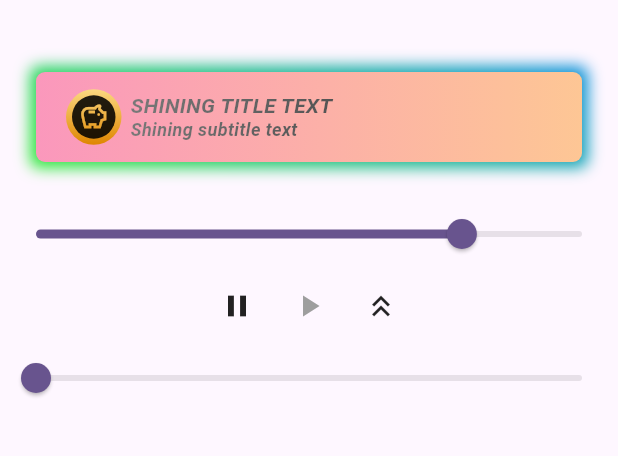
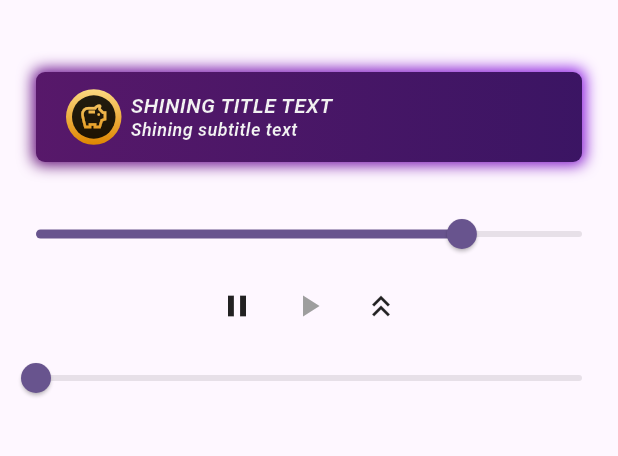
Before and after one commit to Code-Cats-Mel/fancy_button, a Flutter app: the screen it shows after launch, on a phone screen of 412 x 824 dp, the part 84-540 px from its top. Run offline on Flutter 3.47's test engine with Material 3 defaults, Android fonts, the phone set to English and light mode, and no system bars.

Commit message:
Add theme and two building themes

```diff
--- a/example/lib/main.dart
+++ b/example/lib/main.dart
@@ -1,5 +1,7 @@
+import 'package:example/theme.dart';
 import 'package:fancy_button/fancy_button.dart';
 import 'package:fancy_button/fancy_icon.dart';
+import 'package:fancy_button/fancy_theme.dart';
 import 'package:flutter/material.dart';
 
 void main() {
@@ -194,15 +196,38 @@ class MyButton extends StatelessWidget {
               ..rotateX(-transformY),
             alignment: FractionalOffset.center,
             child: FancyButton(
-              'SHINING TITLE TEXT',
+              const Text(
+                'SHINING TITLE TEXT',
+                style: TextStyle(
+                  fontStyle: FontStyle.italic,
+                  fontSize: 14,
+                  fontWeight: FontWeight.bold,
+                  height: 1.2,
+                ),
+              ),
+              FancyButtonTheme.elite,
+              subtitle: const Text(
+                'Shining subtitle text',
+                style: TextStyle(
+                  fontStyle: FontStyle.italic,
+                  fontSize: 12,
+                  fontWeight: FontWeight.bold,
+                  height: 1.2,
+                ),
+              ),
               icon: SizedBox(
                 width: 37,
                 height: 37,
                 child: FancyIcon(
+                  const Icon(
+                    Icons.savings_outlined,
+                    color: Colors.white,
+                    size: 20,
+                  ),
+                  iconGradient,
                   progress: autoPlay ? null : progress,
                 ),
               ),
-              subtitleText: 'Shining subtitle text',
               onTap: onTap,
               progress: autoPlay ? null : progress,
               progressCallback: progressCallback,
--- /dev/null
+++ b/example/lib/theme.dart
@@ -0,0 +1,10 @@
+import 'package:flutter/material.dart';
+
+const iconGradient = LinearGradient(
+  begin: Alignment.topCenter,
+  end: Alignment.bottomCenter,
+  colors: [
+    Color(0xFFFCD981),
+    Color(0xFFDF8600),
+  ],
+);
--- a/example/pubspec.yaml
+++ b/example/pubspec.yaml
@@ -5,7 +5,7 @@ publish_to: 'none' # Remove this line if you wish to publish to pub.dev
 version: 1.0.0+1
 
 environment:
-  sdk: '>=3.3.3 <4.0.0'
+  sdk: '>=3.0.0 <4.0.0'
 
 dependencies:
   flutter:
--- a/lib/fancy_button.dart
+++ b/lib/fancy_button.dart
@@ -5,12 +5,13 @@ import 'package:flutter/cupertino.dart';
 import 'package:flutter/material.dart';
 import 'package:flutter/widgets.dart';
 
+import 'fancy_theme.dart';
 import 'line_gradient_text.dart';
 
 class FancyButton extends StatefulWidget {
   final VoidCallback? onTap;
-  final String titleText;
-  final String? subtitleText;
+  final Widget title;
+  final Widget? subtitle;
   final Widget? icon;
   final double? progress;
   final void Function(double progress)? progressCallback;
@@ -18,11 +19,14 @@ class FancyButton extends StatefulWidget {
 
   final BorderRadius borderRadius;
 
+  final FancyButtonTheme theme;
+
   const FancyButton(
-    this.titleText, {
+    this.title,
+    this.theme, {
     super.key,
     this.onTap,
-    this.subtitleText,
+    this.subtitle,
     this.icon,
     this.borderRadius = const BorderRadius.all(Radius.circular(6)),
     this.progress,
@@ -34,14 +38,16 @@ class FancyButton extends StatefulWidget {
   State<FancyButton> createState() => _FancyButtonState();
 }
 
-class _FancyButtonState extends State<FancyButton> with TickerProviderStateMixin {
+class _FancyButtonState extends State<FancyButton>
+    with TickerProviderStateMixin {
   late AnimationController _animationController =
       AnimationController(duration: const Duration(seconds: 10), vsync: this);
 
   @override
   void initState() {
     super.initState();
-    _animationController = AnimationController(duration: const Duration(seconds: 10), vsync: this);
+    _animationController =
+        AnimationController(duration: const Duration(seconds: 10), vsync: this);
 
     _checkProgress();
   }
@@ -89,54 +95,42 @@ class _FancyButtonState extends State<FancyButton> with TickerProviderStateMixin
             visible: widget.debugOptions.$1,
             child: LinearGradientView(
               borderRadius: widget.borderRadius,
-              blurRadius: 8,
-              spreadRadius: 4,
-              gradientRotation: progress * 3.14 * 6,
-              gradientStops: {
-                0.0: const Color(0xFF007BFF),
-                1.0: const Color(0xFF39FF14),
-              },
+              blurRadius: widget.theme.borderRadius,
+              spreadRadius: widget.theme.spreadRadius,
+              gradientRotation: progress *
+                  6.28 *
+                  widget.theme.backgroundShadowRotationSpeedFactor,
+              gradient: widget.theme.backgroundShadowGradient,
             ),
           ),
           if (widget.debugOptions.$2)
             LinearGradientView(
               borderRadius: widget.borderRadius,
-              gradientScaleX: 14,
-              gradientOffsetX: progress * (1.0 - 1 / 14.0),
-              gradientStops: {
-                0.0 / 6.0: const Color(0xFFFFB404),
-                1.0 / 6.0: const Color(0xFFFFDF80),
-                2.0 / 6.0: const Color(0xFFFF7E7F),
-                3.0 / 6.0: const Color(0xFFC728FF),
-                4.0 / 6.0: const Color(0xFFF872DC),
-                5.0 / 6.0: const Color(0xFFFFDF80),
-                6.0 / 6.0: const Color(0xFFFFB508),
-              },
+              gradientScaleX: widget.theme.gradientScaleX,
+              gradientOffsetX:
+                  progress * (1.0 - 1 / widget.theme.gradientScaleX),
+              gradient: widget.theme.backgroundGradient,
             ),
           Padding(
             padding: const EdgeInsets.symmetric(horizontal: 20),
             child: Row(
               children: [
                 if (widget.icon != null) ...[
-                  Opacity(opacity: widget.debugOptions.$3 ? 1 : 0.0, child: widget.icon!),
+                  Opacity(
+                      opacity: widget.debugOptions.$3 ? 1 : 0.0,
+                      child: widget.icon!),
                   const SizedBox(width: 6),
                 ],
                 Expanded(
                   child: Opacity(
                     opacity: widget.debugOptions.$4 ? 1 : 0.0,
                     child: LinearGradientText(
-                      widget.titleText,
-                      subtitleText: widget.subtitleText,
-                      gradientStops: {
-                        0.0 / 5.0: const Color(0xFF272727),
-                        1.0 / 5.0: const Color(0xFF272727),
-                        2.0 / 5.0: const Color(0xFFFFFFFF),
-                        3.0 / 5.0: const Color(0xFFFFFFFF),
-                        4.0 / 5.0: const Color(0xFF272727),
-                        5.0 / 5.0: const Color(0xFF272727),
-                      },
-                      gradientScaleX: 14.0,
-                      gradientOffsetX: progress * (1.0 - 1 / 14.0),
+                      widget.title,
+                      subtitle: widget.subtitle,
+                      gradient: widget.theme.textGradient,
+                      gradientScaleX: widget.theme.gradientScaleX,
+                      gradientOffsetX:
+                          progress * (1.0 - 1 / widget.theme.gradientScaleX),
                     ),
                   ),
                 ),
--- a/lib/fancy_icon.dart
+++ b/lib/fancy_icon.dart
@@ -4,8 +4,10 @@ import 'package:flutter/material.dart';
 
 class FancyIcon extends StatefulWidget {
   final double? progress;
+  final Gradient gradient;
+  final Widget icon;
 
-  const FancyIcon({super.key, this.progress});
+  const FancyIcon(this.icon, this.gradient, {super.key, this.progress});
 
   @override
   State<FancyIcon> createState() => _FancyIconState();
@@ -18,7 +20,8 @@ class _FancyIconState extends State<FancyIcon> with TickerProviderStateMixin {
   void initState() {
     super.initState();
 
-    _animationController = AnimationController(duration: const Duration(seconds: 10), vsync: this);
+    _animationController =
+        AnimationController(duration: const Duration(seconds: 10), vsync: this);
 
     _checkProgress();
   }
@@ -46,14 +49,6 @@ class _FancyIconState extends State<FancyIcon> with TickerProviderStateMixin {
 
   @override
   Widget build(BuildContext context) {
-    const gradient = LinearGradient(
-      begin: Alignment.topCenter,
-      end: Alignment.bottomCenter,
-      colors: [
-        Color(0xFFFCD981),
-        Color(0xFFDF8600),
-      ],
-    );
     return Stack(
       clipBehavior: Clip.antiAlias,
       alignment: Alignment.center,
@@ -63,13 +58,14 @@ class _FancyIconState extends State<FancyIcon> with TickerProviderStateMixin {
             animation: _animationController,
             builder: (context, _) {
               return Shine(
-                slidePercent: (_animationController.value < 0.1 || _animationController.value > 0.9)
+                slidePercent: (_animationController.value < 0.1 ||
+                        _animationController.value > 0.9)
                     ? (_animationController.value * 10) % 1.0
                     : 0,
                 child: Container(
-                  decoration: const BoxDecoration(
+                  decoration: BoxDecoration(
                     shape: BoxShape.circle,
-                    gradient: gradient,
+                    gradient: widget.gradient,
                   ),
                 ),
               );
@@ -86,13 +82,9 @@ class _FancyIconState extends State<FancyIcon> with TickerProviderStateMixin {
           ),
         if (true)
           ShaderMask(
-            shaderCallback: (rect) => gradient.createShader(rect),
+            shaderCallback: (rect) => widget.gradient.createShader(rect),
             blendMode: BlendMode.srcATop,
-            child: const Icon(
-              Icons.savings_outlined,
-              color: Colors.white,
-              size: 20,
-            ),
+            child: widget.icon,
           ),
       ],
     );
@@ -110,7 +102,8 @@ class Shine extends StatefulWidget {
 }
 
 class _ShineState extends State<Shine> {
-  bool get isSized => (context.findRenderObject() as RenderBox?)?.hasSize ?? false;
+  bool get isSized =>
+      (context.findRenderObject() as RenderBox?)?.hasSize ?? false;
 
   Size get size => (context.findRenderObject() as RenderBox).size;
 
--- /dev/null
+++ b/lib/fancy_theme.dart
@@ -0,0 +1,94 @@
+library fancy_button;
+
+import 'package:flutter/cupertino.dart';
+import 'package:flutter/material.dart';
+import 'package:flutter/widgets.dart';
+
+class FancyButtonTheme {
+  final double borderRadius;
+  final double spreadRadius;
+  final double gradientScaleX;
+  final Gradient backgroundShadowGradient;
+  final double backgroundShadowRotationSpeedFactor;
+  final Gradient backgroundGradient;
+  final Gradient textGradient;
+
+  const FancyButtonTheme({
+    this.borderRadius = 8.0,
+    this.spreadRadius = 2.0,
+    required this.gradientScaleX,
+    required this.backgroundShadowGradient,
+    this.backgroundShadowRotationSpeedFactor = 1.0,
+    required this.backgroundGradient,
+    required this.textGradient,
+  });
+
+  static const FancyButtonTheme standard = FancyButtonTheme(
+    borderRadius: 8,
+    spreadRadius: 2,
+    gradientScaleX: 14,
+    backgroundShadowGradient: LinearGradient(
+      colors: [
+        Color(0xFFFF3D00),
+        Color(0xFFFF00F5),
+      ],
+    ),
+    backgroundShadowRotationSpeedFactor: 3.0,
+    backgroundGradient: LinearGradient(
+      colors: [
+        Color(0xFFFFB404),
+        Color(0xFFFFDF80),
+        Color(0xFFFF7E7F),
+        Color(0xFFC728FF),
+        Color(0xFFF872DC),
+        Color(0xFFFFDF80),
+        Color(0xFFFFB508),
+      ],
+    ),
+    textGradient: LinearGradient(
+      colors: [
+        Color(0xFF272727),
+        Color(0xFF272727),
+        Color(0xFFFFFFFF),
+        Color(0xFFFFFFFF),
+        Color(0xFF272727),
+        Color(0xFF272727),
+      ],
+    ),
+  );
+
+  static const FancyButtonTheme elite = FancyButtonTheme(
+    borderRadius: 8,
+    spreadRadius: 2,
+    gradientScaleX: 14,
+    backgroundShadowGradient: LinearGradient(
+      colors: [
+        Color(0xFF9013FE),
+        Color(0xFF4F0051),
+      ],
+    ),
+    backgroundShadowRotationSpeedFactor: 3.0,
+    backgroundGradient: LinearGradient(
+      colors: [
+        Color(0xFF461455),
+        Color(0xFF9C245E),
+        Color(0xFF6D1772),
+        Color(0xFF8C1280),
+        Color(0xFF6E1B6F),
+        Color(0xFF2C1360),
+        Color(0xFF1D091C),
+      ],
+    ),
+    textGradient: LinearGradient(
+      colors: [
+        Color(0xFFEBEBEB),
+        Color(0xFFE4E4E4),
+        Color(0xFFBBBBBB),
+        Color(0xFFFFFFFF),
+        Color(0xFFF5F5F5),
+        Color(0xFFECECEC),
+        Color(0xFFD2D2D2),
+      ],
+    ),
+  );
+}
--- a/lib/line_gradient_text.dart
+++ b/lib/line_gradient_text.dart
@@ -3,9 +3,9 @@ import 'package:flutter/material.dart';
 import 'gradient_offset_rotation.dart';
 
 class LinearGradientText extends StatelessWidget {
-  final String titleText;
-  final String? subtitleText;
-  final Map<double, Color> gradientStops;
+  final Widget title;
+  final Widget? subtitle;
+  final Gradient gradient;
 
   final double? gradientScaleX;
   final double? gradientScaleY;
@@ -13,9 +13,9 @@ class LinearGradientText extends StatelessWidget {
   final double? gradientOffsetY;
 
   const LinearGradientText(
-    this.titleText, {
-    required this.gradientStops,
-    this.subtitleText,
+    this.title, {
+    required this.gradient,
+    this.subtitle,
     this.gradientScaleX,
     this.gradientScaleY,
     this.gradientOffsetX,
@@ -27,8 +27,8 @@ class LinearGradientText extends StatelessWidget {
   Widget build(BuildContext context) {
     return ShaderMask(
       shaderCallback: (rect) => LinearGradient(
-        colors: gradientStops.values.toList(),
-        stops: gradientStops.keys.toList(),
+        colors: gradient.colors,
+        stops: gradient.stops,
         transform:
             GradientOffsetRotation.from(gradientOffsetX, gradientScaleY, null),
       ).createShader(Rect.fromLTWH(
@@ -41,26 +41,8 @@ class LinearGradientText extends StatelessWidget {
         crossAxisAlignment: CrossAxisAlignment.start,
         mainAxisAlignment: MainAxisAlignment.center,
         children: [
-          if (true)
-            Text(
-              titleText,
-              style: const TextStyle(
-                fontStyle: FontStyle.italic,
-                fontSize: 14,
-                fontWeight: FontWeight.bold,
-                height: 1.2,
-              ),
-            ),
-          if (subtitleText != null)
-            Text(
-              subtitleText!,
-              style: const TextStyle(
-                fontStyle: FontStyle.italic,
-                fontSize: 12,
-                fontWeight: FontWeight.bold,
-                height: 1.2,
-              ),
-            ),
+          title,
+          if (subtitle != null) subtitle!,
         ],
       ),
     );
--- a/lib/line_gradient_view.dart
+++ b/lib/line_gradient_view.dart
@@ -6,7 +6,7 @@ class LinearGradientView extends StatelessWidget {
   final BorderRadius borderRadius;
   final double blurRadius;
   final double spreadRadius;
-  final Map<double, Color> gradientStops;
+  final Gradient gradient;
   final double? gradientRotation;
   final double? gradientScaleX;
   final double? gradientScaleY;
@@ -15,7 +15,7 @@ class LinearGradientView extends StatelessWidget {
 
   const LinearGradientView({
     super.key,
-    required this.gradientStops,
+    required this.gradient,
     this.borderRadius = const BorderRadius.all(Radius.circular(0)),
     this.blurRadius = 0.0,
     this.spreadRadius = 0.0,
@@ -30,7 +30,7 @@ class LinearGradientView extends StatelessWidget {
   Widget build(BuildContext context) {
     return CustomPaint(
       painter: GradientShadowPainter(
-        gradientStops,
+        gradient,
         borderRadius: borderRadius,
         blurRadius: blurRadius,
         spreadRadius: spreadRadius,
@@ -54,7 +54,7 @@ class GradientShadowPainter extends CustomPainter {
   final double scaleY;
 
   GradientShadowPainter(
-    Map<double, Color> gradientStops, {
+    Gradient gradient, {
     double? blurRadius,
     this.spreadRadius,
     this.borderRadius,
@@ -64,8 +64,8 @@ class GradientShadowPainter extends CustomPainter {
     double? offsetY,
     double? rotation,
   })  : gradient = LinearGradient(
-            colors: gradientStops.values.toList(),
-            stops: gradientStops.keys.toList(),
+            colors: gradient.colors,
+            stops: gradient.stops,
             transform: GradientOffsetRotation.from(offsetX, offsetY, rotation)),
         shadow = blurRadius != null ? Shadow(blurRadius: blurRadius) : null;
 
@@ -74,8 +74,8 @@ class GradientShadowPainter extends CustomPainter {
     final Rect rect = (Offset.zero & size).inflate(spreadRadius ?? 0.0);
 
     final paint = Paint()
-      ..shader = gradient.createShader(
-          Rect.fromLTWH(rect.left, rect.top, rect.width * scaleX, rect.height * scaleY));
+      ..shader = gradient.createShader(Rect.fromLTWH(
+          rect.left, rect.top, rect.width * scaleX, rect.height * scaleY));
 
     if (shadow != null) {
       paint.maskFilter = MaskFilter.blur(BlurStyle.normal, shadow!.blurSigma);
--- a/pubspec.yaml
+++ b/pubspec.yaml
@@ -4,7 +4,7 @@ version: 0.0.1
 homepage:
 
 environment:
-  sdk: '>=3.3.3 <4.0.0'
+  sdk: '>=3.0.0 <4.0.0'
   flutter: ">=1.17.0"
 
 dependencies:
```
Also changed, not shown: example/pubspec.lock, 1 other file.
